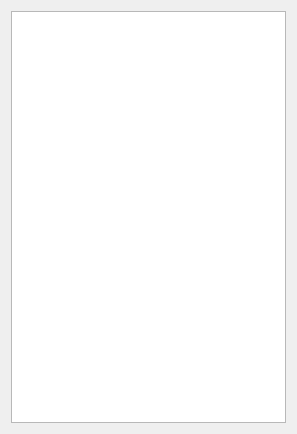
The window that orderview.ui (LASTLINEK/BaoShiMiZhen) describes before a commit, drawn with Qt 5.
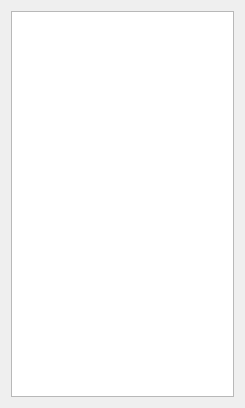
The same window after the commit. Icons and pictures are not drawn.

The edit to the form file:
```diff
--- a/orderview.ui
+++ b/orderview.ui
@@ -6,8 +6,8 @@
    <rect>
     <x>0</x>
     <y>0</y>
-    <width>297</width>
-    <height>434</height>
+    <width>245</width>
+    <height>408</height>
    </rect>
   </property>
   <property name="font">
@@ -35,7 +35,7 @@
       </font>
      </property>
      <property name="styleSheet">
-      <string notr="true">border-image:url(:/UI/background.png)</string>
+      <string notr="true">border-image:url(:/back/orderBg .jpg);color:rgb(133, 217, 255)</string>
      </property>
      <property name="showGrid">
       <bool>true</bool>
```
